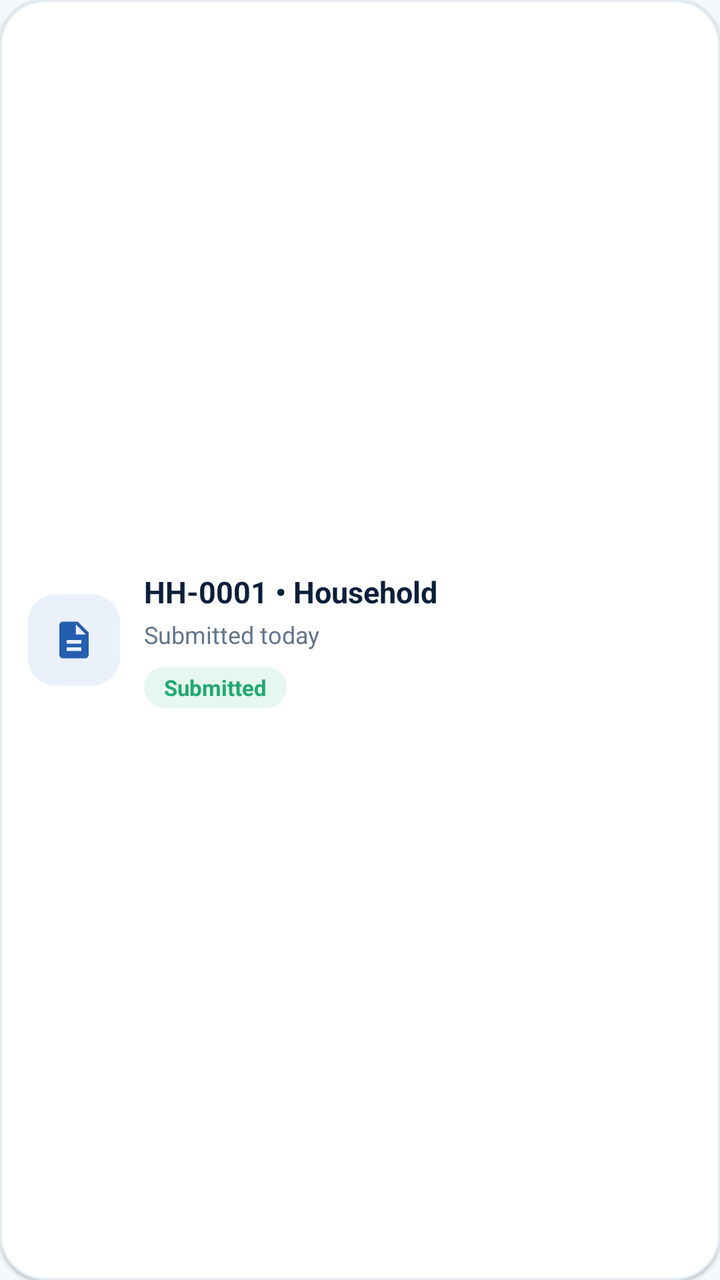
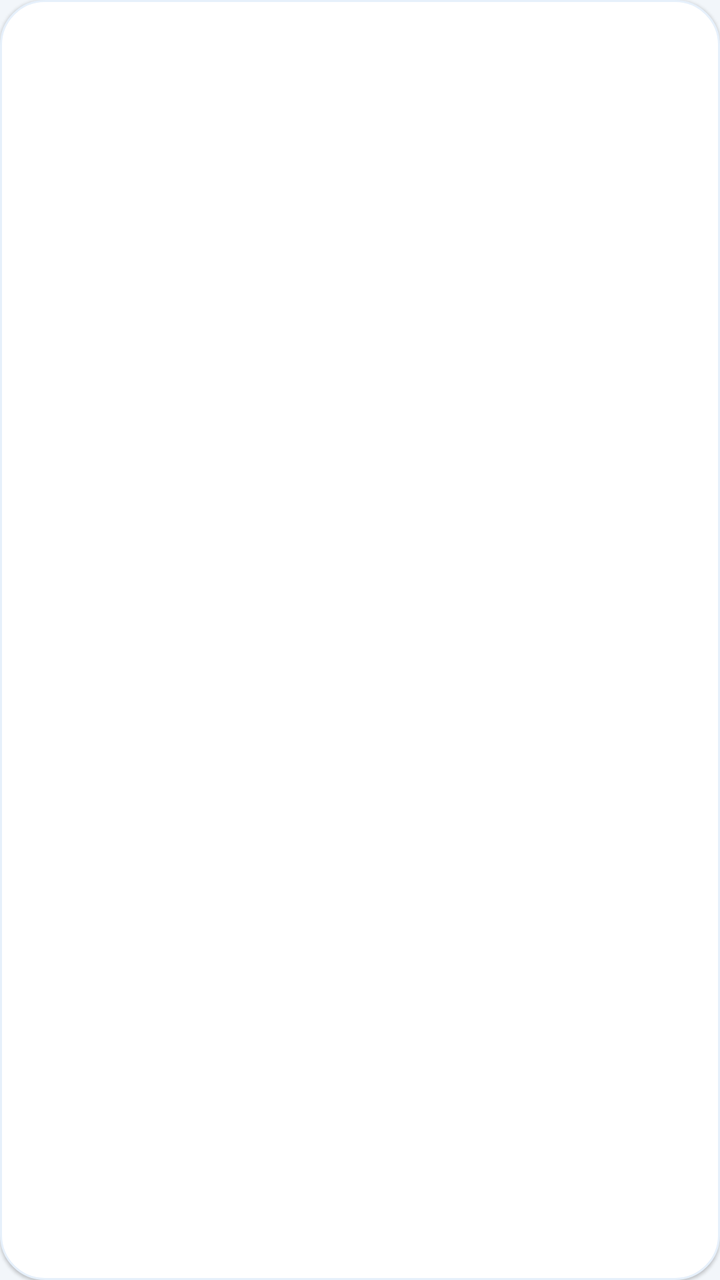

An Android layout rendered at two revisions. The XML below is the earlier revision; the diff shows what the commit changed to produce the second picture.
<!-- AndroidManifest.xml: application theme Theme.CSUCensus -->
<!-- res/layout/item_record.xml -->
<?xml version="1.0" encoding="utf-8"?>
<LinearLayout
    xmlns:android="http://schemas.android.com/apk/res/android"
    android:layout_width="match_parent"
    android:layout_height="wrap_content"
    android:orientation="horizontal"
    android:gravity="center_vertical"
    android:background="@drawable/bg_card"
    android:padding="14dp"
    android:layout_marginBottom="10dp"
    android:elevation="1dp">

    <ImageView
        android:layout_width="46dp"
        android:layout_height="46dp"
        android:padding="12dp"
        android:src="@drawable/ic_record_doc"
        android:background="@drawable/bg_icon_soft"
        android:scaleType="centerInside"
        android:contentDescription="Record" />

    <LinearLayout
        android:layout_width="0dp"
        android:layout_height="wrap_content"
        android:layout_weight="1"
        android:orientation="vertical"
        android:layout_marginStart="12dp">

        <TextView
            android:id="@+id/tvRecordTitle"
            android:layout_width="match_parent"
            android:layout_height="wrap_content"
            android:text="HH-0001 • Household"
            android:textColor="@color/navy"
            android:textStyle="bold"
            android:textSize="15sp"
            android:maxLines="1"
            android:ellipsize="end" />

        <TextView
            android:id="@+id/tvRecordMeta"
            android:layout_width="match_parent"
            android:layout_height="wrap_content"
            android:text="Submitted today"
            android:textColor="@color/muted"
            android:textSize="12sp"
            android:layout_marginTop="3dp" />

        <TextView
            android:id="@+id/tvRecordStatus"
            android:layout_width="wrap_content"
            android:layout_height="wrap_content"
            android:text="Submitted"
            android:textStyle="bold"
            android:textSize="11sp"
            android:paddingHorizontal="10dp"
            android:paddingVertical="3dp"
            android:layout_marginTop="8dp"
            android:background="@drawable/bg_status_submitted"
            android:textColor="@color/green" />
    </LinearLayout>
</LinearLayout>
<!-- resources referenced by this layout -->
<resources>
  <color name="green">#1FA971</color>
  <color name="muted">#64748B</color>
  <color name="navy">#0B1F3A</color>
  <!-- drawable bg_card (drawable) -->
  <?xml version="1.0" encoding="utf-8"?>
  <shape xmlns:android="http://schemas.android.com/apk/res/android">
      <solid android:color="@color/white" />
      <corners android:radius="22dp" />
      <stroke android:width="1dp" android:color="@color/line" />
  </shape>
  <!-- drawable bg_icon_soft (drawable) -->
  <?xml version="1.0" encoding="utf-8"?>
  <shape xmlns:android="http://schemas.android.com/apk/res/android">
      <solid android:color="#EAF1FB" />
      <corners android:radius="14dp" />
  </shape>
  <!-- drawable bg_status_submitted (drawable) -->
  <?xml version="1.0" encoding="utf-8"?>
  <shape xmlns:android="http://schemas.android.com/apk/res/android">
      <solid android:color="#E6F7EF" />
      <corners android:radius="20dp" />
  </shape>
  <!-- drawable ic_record_doc (drawable) -->
  <?xml version="1.0" encoding="utf-8"?>
  <vector xmlns:android="http://schemas.android.com/apk/res/android"
      android:width="22dp" android:height="22dp"
      android:viewportWidth="24" android:viewportHeight="24">
      <path android:fillColor="#255DB0"
          android:pathData="M14,2H6c-1.1,0 -2,0.9 -2,2v16c0,1.1 0.9,2 2,2h12c1.1,0 2,-0.9 2,-2V8l-6,-6zM16,18H8v-2h8v2zM16,14H8v-2h8v2zM13,9V3.5L18.5,9H13z"/>
  </vector>
  <style name="Theme.CSUCensus" parent="Theme.MaterialComponents.DayNight.NoActionBar">
          <item name="colorPrimary">@color/blue</item>
          <item name="colorPrimaryVariant">@color/blue_dark</item>
          <item name="colorSecondary">@color/green</item>
          <item name="colorOnPrimary">@color/white</item>
          <item name="android:fontFamily">sans-serif</item>
          <item name="android:windowLightStatusBar">true</item>
          <item name="android:statusBarColor">@android:color/transparent</item>
          <item name="android:navigationBarColor">@color/white</item>
          <item name="android:windowLightNavigationBar">true</item>
          <item name="android:windowBackground">@color/background</item>
      </style>
  <color name="white">#FFFFFF</color>
  <color name="line">#E4EBF5</color>
  <color name="blue">#2E6BE6</color>
  <color name="blue_dark">#1B4DB3</color>
  <color name="background">#F4F7FC</color>
</resources>

<!-- the commit's change to res/layout/item_record.xml (unified diff, before → after) -->
@@ -1,62 +1,32 @@
 <?xml version="1.0" encoding="utf-8"?>
-<LinearLayout
-    xmlns:android="http://schemas.android.com/apk/res/android"
+<LinearLayout xmlns:android="http://schemas.android.com/apk/res/android"
     android:layout_width="match_parent"
     android:layout_height="wrap_content"
-    android:orientation="horizontal"
-    android:gravity="center_vertical"
+    android:orientation="vertical"
     android:background="@drawable/bg_card"
-    android:padding="14dp"
+    android:padding="16dp"
     android:layout_marginBottom="10dp"
     android:elevation="1dp">
-
-    <ImageView
-        android:layout_width="46dp"
-        android:layout_height="46dp"
-        android:padding="12dp"
-        android:src="@drawable/ic_record_doc"
-        android:background="@drawable/bg_icon_soft"
-        android:scaleType="centerInside"
-        android:contentDescription="Record" />
-
-    <LinearLayout
-        android:layout_width="0dp"
+    <TextView
+        android:id="@+id/tvTitle"
+        android:layout_width="match_parent"
         android:layout_height="wrap_content"
-        android:layout_weight="1"
-        android:orientation="vertical"
-        android:layout_marginStart="12dp">
-
-        <TextView
-            android:id="@+id/tvRecordTitle"
-            android:layout_width="match_parent"
-            android:layout_height="wrap_content"
-            android:text="HH-0001 • Household"
-            android:textColor="@color/navy"
-            android:textStyle="bold"
-            android:textSize="15sp"
-            android:maxLines="1"
-            android:ellipsize="end" />
-
-        <TextView
-            android:id="@+id/tvRecordMeta"
-            android:layout_width="match_parent"
-            android:layout_height="wrap_content"
-            android:text="Submitted today"
-            android:textColor="@color/muted"
-            android:textSize="12sp"
-            android:layout_marginTop="3dp" />
-
-        <TextView
-            android:id="@+id/tvRecordStatus"
-            android:layout_width="wrap_content"
-            android:layout_height="wrap_content"
-            android:text="Submitted"
-            android:textStyle="bold"
-            android:textSize="11sp"
-            android:paddingHorizontal="10dp"
-            android:paddingVertical="3dp"
-            android:layout_marginTop="8dp"
-            android:background="@drawable/bg_status_submitted"
-            android:textColor="@color/green" />
-    </LinearLayout>
+        android:textColor="@color/navy"
+        android:textStyle="bold"
+        android:textSize="15sp" />
+    <TextView
+        android:id="@+id/tvMeta"
+        android:layout_width="match_parent"
+        android:layout_height="wrap_content"
+        android:textColor="@color/muted"
+        android:textSize="12sp"
+        android:layout_marginTop="4dp" />
+    <TextView
+        android:id="@+id/tvStatus"
+        android:layout_width="wrap_content"
+        android:layout_height="wrap_content"
+        android:textColor="@color/green"
+        android:textSize="12sp"
+        android:textStyle="bold"
+        android:layout_marginTop="6dp" />
 </LinearLayout>
<!-- resource entries referenced after the edit -->
@@ -1,8 +1,8 @@
 <!-- resources referenced by this layout -->
 <resources>
-  <color name="green">#1FA971</color>
-  <color name="muted">#64748B</color>
-  <color name="navy">#0B1F3A</color>
+  <color name="green">#2A966B</color>
+  <color name="muted">#6E7A8C</color>
+  <color name="navy">#0E2542</color>
   <!-- drawable bg_card (drawable) -->
   <?xml version="1.0" encoding="utf-8"?>
   <shape xmlns:android="http://schemas.android.com/apk/res/android">
@@ -10,26 +10,6 @@
       <corners android:radius="22dp" />
       <stroke android:width="1dp" android:color="@color/line" />
   </shape>
-  <!-- drawable bg_icon_soft (drawable) -->
-  <?xml version="1.0" encoding="utf-8"?>
-  <shape xmlns:android="http://schemas.android.com/apk/res/android">
-      <solid android:color="#EAF1FB" />
-      <corners android:radius="14dp" />
-  </shape>
-  <!-- drawable bg_status_submitted (drawable) -->
-  <?xml version="1.0" encoding="utf-8"?>
-  <shape xmlns:android="http://schemas.android.com/apk/res/android">
-      <solid android:color="#E6F7EF" />
-      <corners android:radius="20dp" />
-  </shape>
-  <!-- drawable ic_record_doc (drawable) -->
-  <?xml version="1.0" encoding="utf-8"?>
-  <vector xmlns:android="http://schemas.android.com/apk/res/android"
-      android:width="22dp" android:height="22dp"
-      android:viewportWidth="24" android:viewportHeight="24">
-      <path android:fillColor="#255DB0"
-          android:pathData="M14,2H6c-1.1,0 -2,0.9 -2,2v16c0,1.1 0.9,2 2,2h12c1.1,0 2,-0.9 2,-2V8l-6,-6zM16,18H8v-2h8v2zM16,14H8v-2h8v2zM13,9V3.5L18.5,9H13z"/>
-  </vector>
   <style name="Theme.CSUCensus" parent="Theme.MaterialComponents.DayNight.NoActionBar">
           <item name="colorPrimary">@color/blue</item>
           <item name="colorPrimaryVariant">@color/blue_dark</item>
@@ -43,9 +23,9 @@
           <item name="android:windowBackground">@color/background</item>
       </style>
   <color name="white">#FFFFFF</color>
-  <color name="line">#E4EBF5</color>
-  <color name="blue">#2E6BE6</color>
-  <color name="blue_dark">#1B4DB3</color>
-  <color name="background">#F4F7FC</color>
+  <color name="line">#E6F0FB</color>
+  <color name="blue">#255DB0</color>
+  <color name="blue_dark">#1E4A8C</color>
+  <color name="background">#F2F6FA</color>
 </resources>
 
